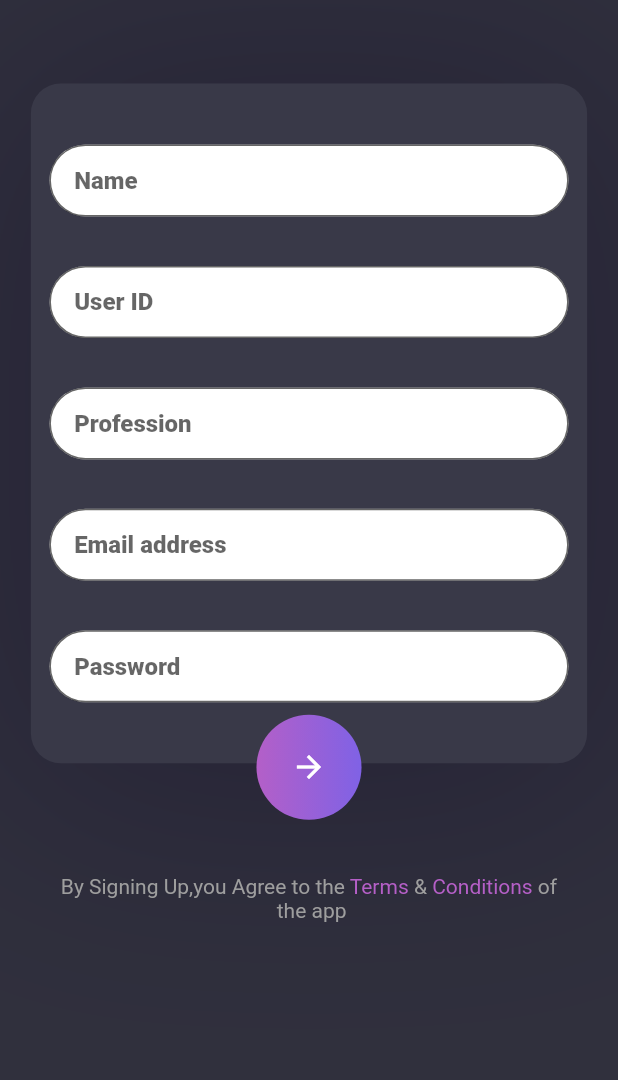
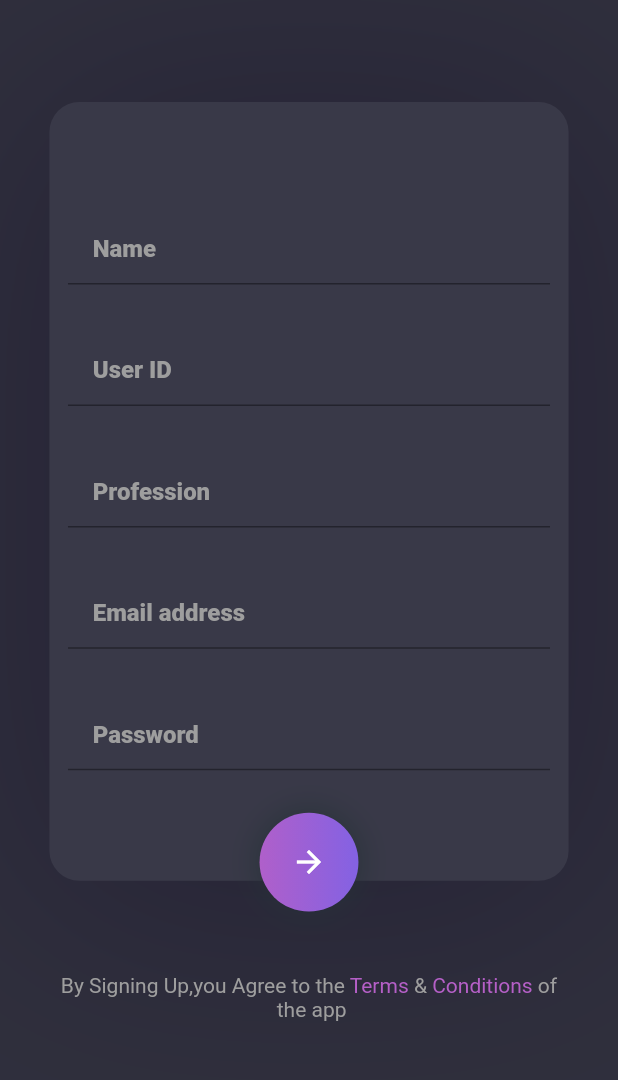
Before and after one commit to Devlonoah/Finance-UI-KIT, a Flutter app: the screen it shows after launch, after a tap on "Signup", on a phone screen of 412 x 824 dp, the part 143-1223 px from its top. Run offline on Flutter 3.47's test engine with Material 2 defaults, Android fonts, the phone set to English and light mode, and no system bars.

Commit message:
login *sign up |My floating button fixed | screen fixed

```diff
--- a/lib/components/my_floating_button.dart
+++ b/lib/components/my_floating_button.dart
@@ -12,13 +12,19 @@ class MyFloatingButton extends StatelessWidget {
   @override
   Widget build(BuildContext context) {
     Size size = MediaQuery.of(context).size;
-    return InkWell(
-      splashColor: Colors.transparent,
+    return GestureDetector(
       onTap: ontap,
       child: Container(
-        height: size.height * 0.085,
+        height: size.height * 0.08,
         decoration: BoxDecoration(
           color: Colors.red,
+          boxShadow: [
+            BoxShadow(
+              color: Colors.blueGrey.shade900.withOpacity(0.8),
+              blurRadius: size.longestSide * 0.02,
+              spreadRadius: size.longestSide * 0.003,
+            )
+          ],
           shape: BoxShape.circle,
           gradient: LinearGradient(
             end: Alignment.centerLeft,
--- a/lib/components/my_textfield.dart
+++ b/lib/components/my_textfield.dart
@@ -14,18 +14,20 @@ class MyTextField extends StatelessWidget {
   Widget build(BuildContext context) {
     Size size = MediaQuery.of(context).size;
     return TextField(
+      cursorColor: Colors.indigo,
+      style: TextStyle(color: Colors.white),
       onChanged: onChanged,
       decoration: InputDecoration(
         contentPadding: EdgeInsets.only(left: size.width * 0.04),
-        filled: true,
-        fillColor: Colors.white,
-        border: OutlineInputBorder(
-          borderRadius: BorderRadius.circular(50),
-        ),
+        filled: false,
+        fillColor: Colors.white.withOpacity(0.8),
+
+        // OutlineInputBorder(
+        //   borderSide: BorderSide.none,
+        //   borderRadius: BorderRadius.circular(10),
+        // ),
         hintText: hintText,
-        hintStyle: TextStyle(
-          fontWeight: FontWeight.w900,
-        ),
+        hintStyle: TextStyle(fontWeight: FontWeight.w900, color: Colors.grey),
       ),
     );
   }
--- a/lib/screens/home/component/login_inputs.dart
+++ b/lib/screens/home/component/login_inputs.dart
@@ -24,7 +24,15 @@ class LoginInputs extends StatelessWidget {
         horizontal: size.height * 0.025,
         vertical: size.width * 0.025,
       ),
-      height: size.height * 0.3,
+      height: size.height * 0.4,
+      child: Padding(
+        padding: EdgeInsets.symmetric(horizontal: size.width * 0.03),
+        child: Stack(
+          children: [
+            Container(
+              padding: EdgeInsets.symmetric(
+                horizontal: size.width * 0.03,
+              ),
               decoration: BoxDecoration(
                 color: kPrimaryColor,
                 borderRadius: BorderRadius.circular(20),
@@ -37,11 +45,7 @@ class LoginInputs extends StatelessWidget {
                   ),
                 ],
               ),
-      child: Padding(
-        padding: EdgeInsets.symmetric(horizontal: size.width * 0.03),
-        child: Stack(
-          children: [
-            Column(
+              child: Column(
                 mainAxisAlignment: MainAxisAlignment.center,
                 children: <Widget>[
                   MyTextField(
@@ -67,6 +71,7 @@ class LoginInputs extends StatelessWidget {
                   )
                 ],
               ),
+            ),
             Positioned(
               bottom: 0,
               left: 0,
@@ -74,9 +79,11 @@ class LoginInputs extends StatelessWidget {
               child: FractionalTranslation(
                 translation: Offset(0, size.height * 0.0006),
                 child: GestureDetector(
-                  onTap: loginOnPress,
+                  onTap: () {
+                    print('Hello');
+                  },
                   child: Container(
-                    height: size.height * 0.085,
+                    height: size.height * 0.08,
                     decoration: BoxDecoration(
                       color: Colors.red,
                       shape: BoxShape.circle,
--- a/lib/screens/otp_screen/components/otp_input.dart
+++ b/lib/screens/otp_screen/components/otp_input.dart
@@ -44,7 +44,7 @@ class PinSlot extends StatelessWidget {
           shape: BoxShape.circle,
           border: Border.all(
             // color: Colors.white,
-            width: size.aspectRatio * 47,
+            width: size.longestSide * 0.025,
           ),
         ),
         child: Center(child: widget),
--- a/lib/screens/register_Screen/components/register_input.dart
+++ b/lib/screens/register_Screen/components/register_input.dart
@@ -18,26 +18,27 @@ class RegisterInput extends StatelessWidget {
   @override
   Widget build(BuildContext context) {
     Size size = MediaQuery.of(context).size;
-    return Container(
+    return Stack(
+      children: <Widget>[
+        Container(
           alignment: Alignment.center,
           margin: EdgeInsets.only(
             left: size.height * 0.025,
             right: size.height * 0.025,
-        top: size.width * 0.05,
-        bottom: size.width * 0.05,
+            top: size.width * 0.08,
           ),
-      // padding: EdgeInsets.only(
-      //   bottom: size.width * 0.001,
-      // ),
-      height: size.height * 0.6,
+          height: size.height * 0.7,
+          child: Padding(
+            padding: EdgeInsets.symmetric(horizontal: size.width * 0.03),
             child: Stack(
+              alignment: Alignment.center,
               children: [
                 Container(
                   padding: EdgeInsets.symmetric(
                     horizontal: size.width * 0.03,
                   ),
                   margin: EdgeInsets.only(
-              bottom: size.width * 0.1,
+                    bottom: size.width * 0.14,
                   ),
                   decoration: BoxDecoration(
                     color: kPrimaryColor,
@@ -89,14 +90,17 @@ class RegisterInput extends StatelessWidget {
                     ],
                   ),
                 ),
+              ],
+            ),
+          ),
+        ),
         Positioned(
-            bottom: size.height * 0.0043,
+          bottom: size.height * 0.045,
           left: 0,
           right: 0,
           child: MyFloatingButton(ontap: signup),
         ),
       ],
-      ),
     );
   }
 }
--- a/lib/screens/register_Screen/register_screen.dart
+++ b/lib/screens/register_Screen/register_screen.dart
@@ -23,7 +23,7 @@ class RegisterScreen extends StatelessWidget {
               Navigator.pushNamed(context, OtpScreen.id);
             },
           ),
-          SizedBox(height: size.height * 0.015),
+          SizedBox(height: size.height * 0.005),
           termsAndCondition()
         ],
       ),
```
Also changed, not shown: lib/screens/otp_screen/components/body.dart (+18 -9 lines). Lines whose indentation alone changed are shown as unchanged.
